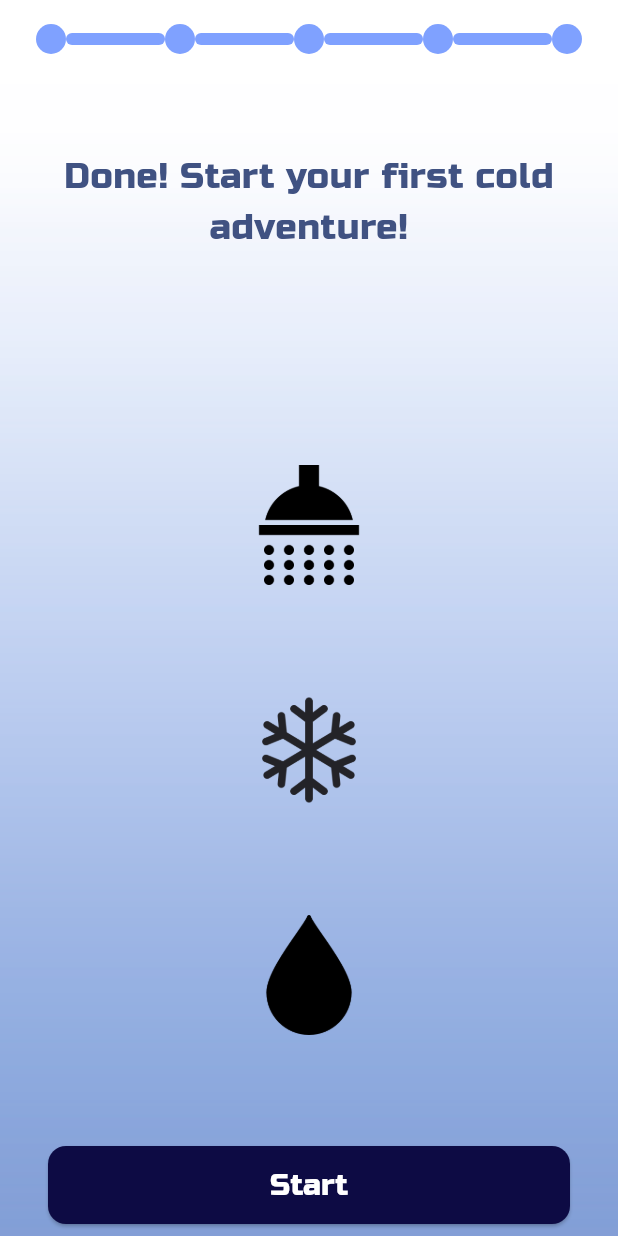
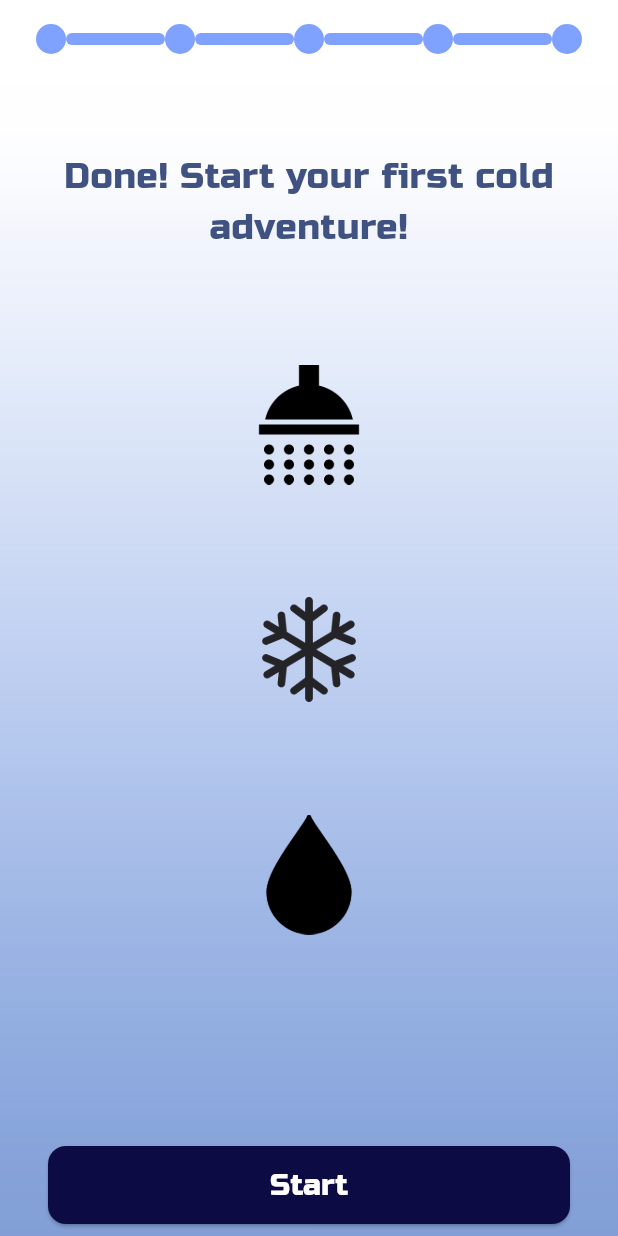
Before and after one commit to pon4ik7/Tatar-shower, a Flutter app: the PreferencesDoneScreen screen opened by its route, on a phone screen of 412 x 824 dp. Run offline on Flutter 3.47's test engine with Material 3 defaults, Android fonts, the phone set to English and light mode, and no system bars.

Commit message:
feat #1: UI bug fix

```diff
--- a/frontend/lib/main.dart
+++ b/frontend/lib/main.dart
@@ -1,4 +1,5 @@
 import 'package:flutter/material.dart';
+import 'package:flutter/services.dart';
 import 'package:tatar_shower/screens/intro-screens/language_screen.dart';
 import 'package:tatar_shower/screens/intro-screens/mode_screen.dart';
 import 'package:tatar_shower/screens/intro-screens/welcome_screen.dart';
@@ -12,7 +13,9 @@ import 'package:tatar_shower/screens/pref-screens/pref_5_screen.dart';
 import 'package:tatar_shower/screens/pref-screens/pref_done_screen.dart';
 import "l10n/app_localizations.dart";
 
-void main() {
+void main() async {
+  WidgetsFlutterBinding.ensureInitialized();
+  await SystemChrome.setPreferredOrientations([DeviceOrientation.portraitUp]);
   runApp(const MyApp());
 }
 
--- a/frontend/lib/screens/pref-screens/pref_done_screen.dart
+++ b/frontend/lib/screens/pref-screens/pref_done_screen.dart
@@ -45,7 +45,8 @@ class _PreferencesDoneScreenState extends State<PreferencesDoneScreen> {
                     ),
                   ),
                   Expanded(
-                    child: Center(
+                    child: Align(
+                      alignment: const Alignment(0, -0.5),
                       child: Column(
                         mainAxisAlignment: MainAxisAlignment.spaceEvenly,
                         mainAxisSize: MainAxisSize.min,
```
Also changed, not shown: frontend/lib/screens/intro-screens/welcome_screen.dart (+15 -1 lines).
